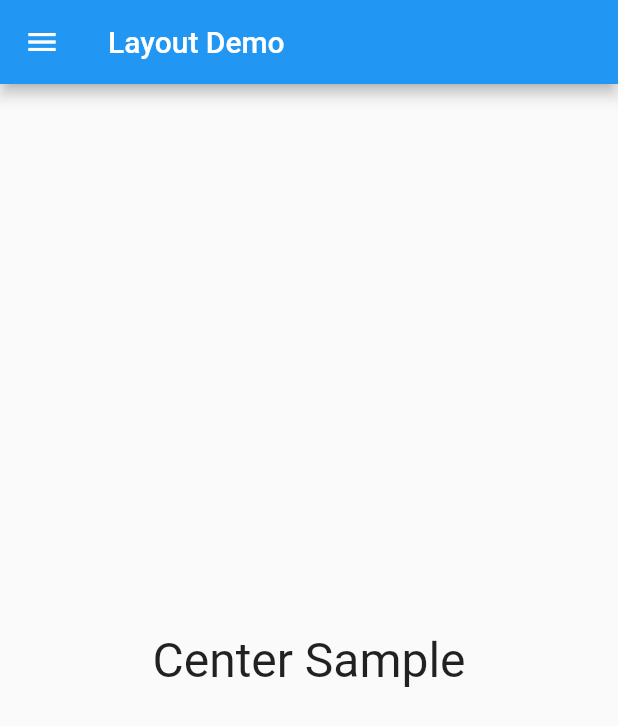
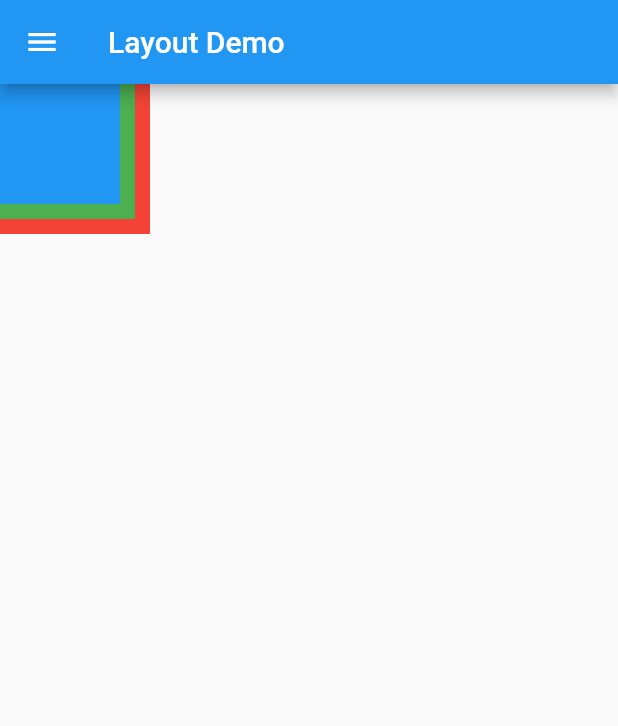
Before and after one commit to Kashiwara0205/-flutter-layout-sample, a Flutter app: the screen it shows after launch, in the side drawer, after a tap on "Stack", on a phone screen of 412 x 824 dp. Shown: the top 726 px of the screen. Run offline on Flutter 3.47's test engine with Material 2 defaults, Android fonts, the phone set to English and light mode, and no system bars.

Commit message:
Add stack_sample.dart

```diff
--- a/lib/side_menu.dart
+++ b/lib/side_menu.dart
@@ -10,6 +10,7 @@ import 'trans_form_sample.dart';
 import 'column_sample.dart';
 import 'list_view_sample.dart';
 import 'row_sample.dart';
+import 'stack_sample.dart';
 
 enum Page {
   centerSample,
@@ -22,7 +23,8 @@ enum Page {
   transFormSample,
   columnSample,
   listViewSample,
-  rowSample
+  rowSample,
+  stackSample,
 }
 
 final List<Widget> pageList = [
@@ -36,7 +38,8 @@ final List<Widget> pageList = [
   createTransFormSample(),
   createColumnSample(),
   createListViewSample(),
-  createRowSample()
+  createRowSample(),
+  createStackSample()
 ];
 
 class SideMenu extends StatefulWidget {
@@ -155,7 +158,7 @@ class _State extends State<SideMenu> {
               ListTile(
                 title: const Text('Stack'),
                 onTap: () {
-                  setState(() => page = 0);
+                  setState(() => page = Page.stackSample.index);
                   Navigator.pop(context);
                 },
               ),
--- /dev/null
+++ b/lib/stack_sample.dart
@@ -0,0 +1,23 @@
+import 'package:flutter/material.dart';
+
+Widget createStackSample(){
+  return Stack(
+    children: <Widget>[
+      Container(
+        width: 100,
+        height: 100,
+        color: Colors.red,
+      ),
+      Container(
+        width: 90,
+        height: 90,
+        color: Colors.green,
+      ),
+      Container(
+        width: 80,
+        height: 80,
+        color: Colors.blue,
+      ),
+    ],
+  );
+}
```
